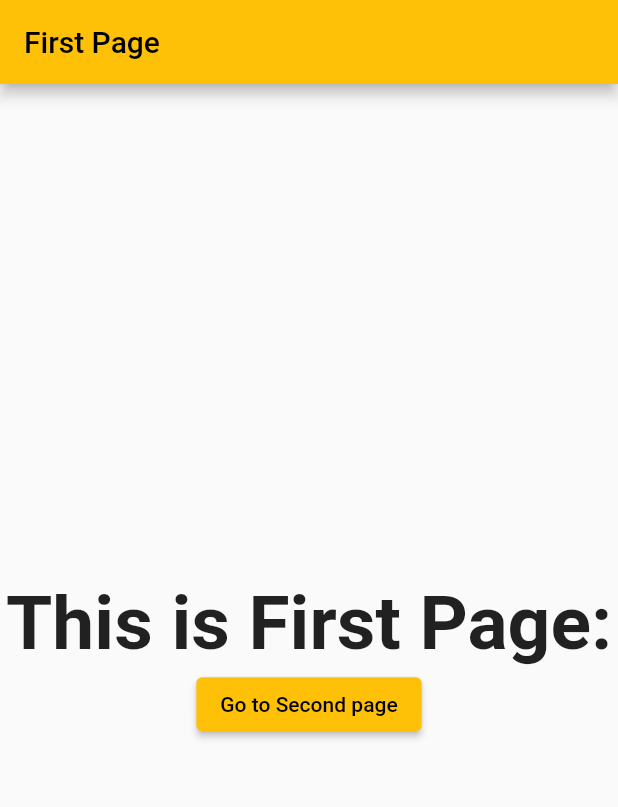
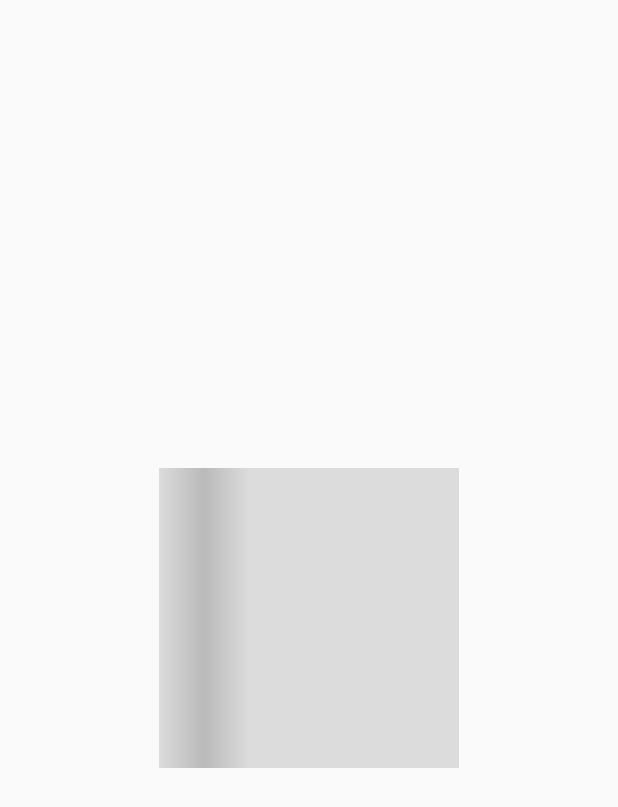
Before and after one commit to sanjibsinha/flutter_latest, a Flutter app: the screen it shows after launch, on a phone screen of 412 x 824 dp. Shown: the top 807 px of the screen. Run offline on Flutter 3.47's test engine with Material 2 defaults, Android fonts, the phone set to English and light mode, and no system bars.

Commit message:
first com to skeleton

```diff
--- a/lib/main.dart
+++ b/lib/main.dart
@@ -1,6 +1,4 @@
-import 'package:flutter/foundation.dart';
 import 'package:flutter/material.dart';
-import 'package:go_router/go_router.dart';
 
 void main() {
   runApp(const MyApp());
@@ -11,10 +9,11 @@ class MyApp extends StatelessWidget {
 
   @override
   Widget build(BuildContext context) {
-    return MaterialApp.router(
-      routerConfig: _router,
-      title: "Go router",
+    return MaterialApp(
+      title: "Home Text Demo",
       theme: _appTheme,
+      debugShowCheckedModeBanner: false,
+      home: const Home(),
     );
   }
 }
@@ -30,90 +29,64 @@ final _appTheme = ThemeData(
   ),
 );
 
-final GoRouter _router = GoRouter(
-  routes: [
-    GoRoute(
-      path: "/",
-      builder: (context, state) => const FirstPage(),
-    ),
-    GoRoute(
-      path: "/secondpage",
-      builder: (context, state) => const SecondPage(),
-    )
-  ],
-);
+class Home extends StatefulWidget {
+  final double height;
+  final double width;
 
-class FirstPage extends StatefulWidget {
-  const FirstPage({super.key});
+  const Home({Key? key, this.height = 200, this.width = 200}) : super(key: key);
 
   @override
-  State<FirstPage> createState() => _FirstPageState();
+  createState() => HomeState();
 }
 
-class _FirstPageState extends State<FirstPage> {
+class HomeState extends State<Home> with SingleTickerProviderStateMixin {
+  late AnimationController _controller;
+
+  late Animation gradientPosition;
+
+  @override
+  void initState() {
+    super.initState();
+    _controller = AnimationController(
+        duration: const Duration(milliseconds: 1500), vsync: this);
+
+    gradientPosition = Tween<double>(
+      begin: -3,
+      end: 10,
+    ).animate(
+      CurvedAnimation(parent: _controller, curve: Curves.linear),
+    )..addListener(() {
+        setState(() {});
+      });
+
+    _controller.repeat();
+  }
+
+  @override
+  void dispose() {
+    super.dispose();
+    _controller.dispose();
+  }
+
   @override
   Widget build(BuildContext context) {
     return Scaffold(
-      appBar: AppBar(
-        title: const Text(
-          'First Page',
-        ),
-      ),
       body: Center(
-        child: Column(
-          mainAxisAlignment: MainAxisAlignment.center,
-          children: <Widget>[
-            const Text(
-              'This is First Page:',
-              style: TextStyle(
-                fontSize: 50.00,
-                fontWeight: FontWeight.bold,
-              ),
-            ),
-            ElevatedButton(
-              onPressed: () => context.go("/secondpage"),
-              child: const Text("Go to Second page"),
-            ),
-          ],
+        child: Container(
+          width: widget.width,
+          height: widget.height,
+          decoration: BoxDecoration(
+              gradient: LinearGradient(
+                  begin: Alignment(gradientPosition.value, 0),
+                  // ignore: prefer_const_constructors
+                  end: Alignment(-1, 0),
+                  colors: const [
+                Colors.black12,
+                Colors.black26,
+                Colors.black12
+              ])),
         ),
       ),
     );
   }
 }
-
-class SecondPage extends StatelessWidget {
-  const SecondPage({super.key});
-
-  @override
-  Widget build(BuildContext context) {
-    return Scaffold(
-      appBar: AppBar(
-        title: const Text(
-          'Second Page',
-        ),
-      ),
-      body: Center(
-        child: Column(
-          mainAxisAlignment: MainAxisAlignment.center,
-          children: <Widget>[
-            const Text(
-              'This is Second Page:',
-              style: TextStyle(
-                fontSize: 50.00,
-                fontWeight: FontWeight.bold,
-              ),
-            ),
-            Container(
-              margin: const EdgeInsets.all(20.00),
-              width: 150.00,
-              child: ElevatedButton(
-                onPressed: () => context.go("/"),
-                child: const Text("Go to First page"),
-              ),
-            )
-          ],
-        ),
-      ),
-    );
-  }
-}
```
